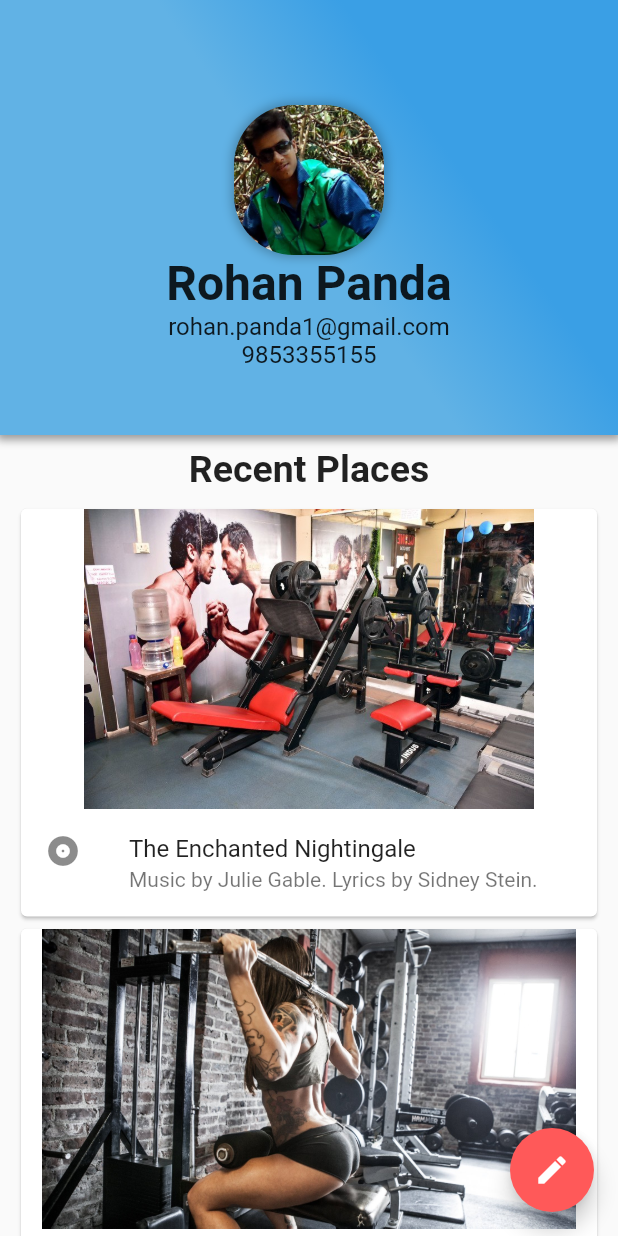
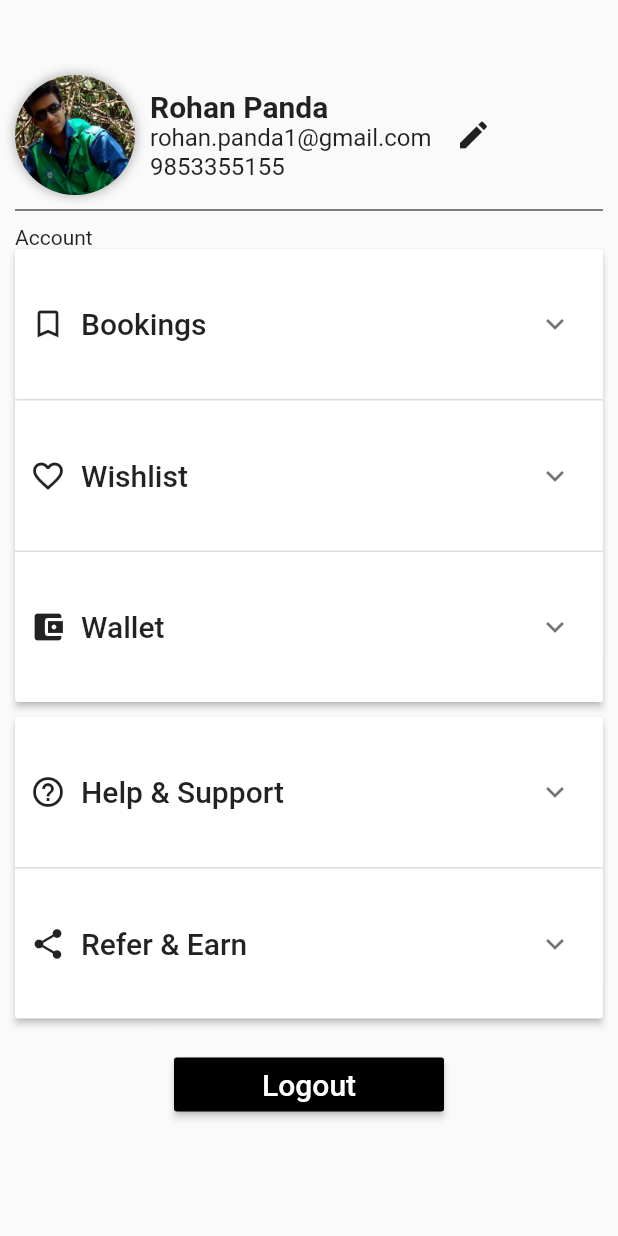
Before and after one commit to xlreon/gymBeam, a Flutter app: the ProfileScreen screen opened by its route, on a phone screen of 412 x 824 dp. Run offline on Flutter 3.47's test engine with Material 2 defaults, Android fonts, the phone set to English and light mode, and no system bars.

Commit message:
profileScreen structure changed

```diff
--- a/lib/screens/profileScreen.dart
+++ b/lib/screens/profileScreen.dart
@@ -6,83 +6,190 @@ class ProfileScreen extends StatefulWidget {
 }
 
 class ProfileScreenState extends State<ProfileScreen> {
+  var account=[false,false,false];
+  var other=[false,false];
 @override
   Widget build(BuildContext context) {
     return new Scaffold(
       body: new Container(
+        padding: new EdgeInsets.symmetric(horizontal:10.0),
         child: new Column(
           children: <Widget>[
-            new ProfileBanner(),
             new Container(
-              margin: new EdgeInsets.symmetric(vertical:8.0),
-              child: new Text("Recent Places",
-                style: new TextStyle(
-                  fontSize: 25.0,
-                  fontWeight: FontWeight.w600,
+              margin: new EdgeInsets.only(top:50.0),
+              child: new Row(
+                children: <Widget>[
+                  new Container(
+                    width: 80.0, height: 80.0,
+                    decoration: new BoxDecoration(
+                      image: new DecorationImage(
+                          image: new AssetImage("assets/images/rohan.jpg"),
+                          fit: BoxFit.cover),
+                      borderRadius: new BorderRadius.all(new Radius.circular(40.0)),
+                      boxShadow: <BoxShadow>[
+                        new BoxShadow(
+                            color: Colors.black26, blurRadius: 5.0, spreadRadius: 1.0),
+                      ],
                     ),
                   ),
+                  new Container(
+                    // alignment: Alignment.centerLeft,
+                    padding: new EdgeInsets.only(left: 10.0),
+                    child: new Column(
+                      crossAxisAlignment: CrossAxisAlignment.start,
+                      children: <Widget>[
+                        new Text("Rohan Panda",style: new TextStyle(fontSize: 20.0,fontWeight: FontWeight.w700),textAlign: TextAlign.left,),
+                        new Text("rohan.panda1@gmail.com",style: new TextStyle(fontSize: 16.0,fontWeight: FontWeight.w400),textAlign: TextAlign.left,),
+                        new Container(
+                          alignment: Alignment.centerLeft,
+                          child: new Text("9853355155",style: new TextStyle(fontSize: 16.0,fontWeight: FontWeight.w400)),
+                        )
+
+                      ],
                     ),
-            new Flexible(
-              child: new ListView(
-                // crossAxisAlignment: CrossAxisAlignment.start,
-                children: <Widget>[
+                  ),
                   new Container(
-                    margin: const EdgeInsets.symmetric(horizontal: 10.0),
-                    child: new Card(
-                      child: new Column(
-                        mainAxisSize: MainAxisSize.min,
-                        children: <Widget>[
+                    width: 40.0,
+                    child: new FlatButton(
+                      child: new Icon(Icons.edit),
+                      onPressed: () => Navigator.of(context).pushNamed('/profile/edit'),
+                    ),
+                  )
+
+                ],
+              ),
+            ),
             new Container(
-                            height: 200.0,
-                            // margin: const EdgeInsets.symmetric(horizontal: 0.0),
-                            child: new Image.asset("assets/images/1.jpg"
-                              ,fit: BoxFit.contain,),
+              // padding: new EdgeInsets.symmetric(horizontal:10.0),
+              child: new Divider(color: Colors.black,height: 20.0,),
             ),
-                          const ListTile(
-                            leading: const Icon(Icons.album),
-                            title: const Text('The Enchanted Nightingale'),
-                            subtitle: const Text('Music by Julie Gable. Lyrics by Sidney Stein.'),
+            new Container(
+              alignment: Alignment.centerLeft,
+              child: new Text("Account"),
             ),
+            new Container(
+              child: new ExpansionPanelList(
+                expansionCallback: (int index, bool isExpanded) {
+                  setState(() {
+                    account[index] = !isExpanded;
+                  });
+                },
+                children: [
+                  new ExpansionPanel(
+                    body: new Center(child: new Text("Wishlist"),),
+                    isExpanded: account[0],
+                    headerBuilder: (BuildContext context,bool isExpanded) => _buildExpansion("Bookings", Icons.bookmark_border,isExpanded),
+                  ),
+                  new ExpansionPanel(
+                    body: new Center(child: new Text("Wishlist"),),
+                    isExpanded: account[1],
+                    headerBuilder: (BuildContext context,bool isExpanded) => _buildExpansion("Wishlist", Icons.favorite_border,isExpanded),
+                  ),
+                  new ExpansionPanel(
+                    body: new Center(child: new Text("Wishlist"),),
+                    isExpanded: account[2],
+                    headerBuilder: (BuildContext context,bool isExpanded) => _buildExpansion("Wallet", Icons.account_balance_wallet,isExpanded),
+                  )
                 ],
-                      )
               ),
             ),
 
             new Container(
-                    margin: const EdgeInsets.symmetric(horizontal: 10.0),
-                    child: new Card(
-                      child: new Column(
-                        mainAxisSize: MainAxisSize.min,
-                        children: <Widget>[
-                          new Container(
-                            height: 200.0,
-                            // margin: const EdgeInsets.symmetric(horizontal: 0.0),
-                            child: new Image.asset("assets/images/2.jpg"
-                              ,fit: BoxFit.fitWidth,
+              padding: new EdgeInsets.symmetric(vertical: 10.0),
+              child: new ExpansionPanelList(
+                expansionCallback: (int index, bool isExpanded) {
+                  setState(() {
+                    other[index] = !isExpanded;
+                  });
+                },
+                children: [
+                  new ExpansionPanel(
+                    body: new Center(child: new Text("Wishlist"),),
+                    isExpanded: other[0],
+                    headerBuilder: (BuildContext context,bool isExpanded) => _buildExpansion("Help & Support", Icons.help_outline,isExpanded),
                   ),
-                          ),
-                          const ListTile(
-                            leading: const Icon(Icons.album),
-                            title: const Text('The Enchanted Nightingale'),
-                            subtitle: const Text('Music by Julie Gable. Lyrics by Sidney Stein.'),
-                          ),
-                        ],
-                      )
-                    ),
+                  new ExpansionPanel(
+                    body: new Center(child: new Text("Wishlist"),),
+                    isExpanded: other[1],
+                    headerBuilder: (BuildContext context,bool isExpanded) => _buildExpansion("Refer & Earn", Icons.share,isExpanded),
                   ),
                 ],
               ),
+            ),
+            new Center(
+              child: new Container(
+                padding: new EdgeInsets.all(10.0),
+                width: 200.0,
+                child: new RaisedButton(
+                  child: new Text("Logout",style: new TextStyle(fontSize: 20.0,color: Colors.white),),
+                  color: Colors.black,
+                  onPressed: () => print("logout"),
+                )
+              )
             )
           ],
         )
       ),
-      floatingActionButton: new FloatingActionButton(
-        child: new IconButton(
-          icon: new Icon(Icons.edit),
-          tooltip: 'Edit Profile',
-          onPressed: () => Navigator.of(context).pushNamed('/profile/edit'),
+    );
+  }
+
+  Widget _buildExpansion(text,icon,isExpanded)
+  {
+    return new Container(
+      height: 100.0,
+      child: new Row(
+        children: <Widget>[
+          new Container(
+            padding: new EdgeInsets.symmetric(horizontal: 10.0),
+            child:new Icon(icon,
+              // color: Colors.red,
             ),
           ),
+          new Expanded(
+            child: new Text(text, style: new TextStyle(fontSize: 20.0,fontWeight: FontWeight.w500),),
+          ),
+          // new Icon(Icons.arrow_forward_ios)
+        ],
+      )
     );
   }
 }
+
+class ProfileCards extends StatelessWidget
+{
+  ProfileCards({this.text,this.icon});
+  final String text;
+  final IconData icon;
+  @override
+  Widget build(BuildContext context) {
+    double screenWidth = MediaQuery.of(context).size.width;
+    return new Container(
+      width: screenWidth-10,
+      height: 80.0,
+      child: new Column(
+        children: <Widget>[
+          new Expanded(
+            // elevation: 8.0,
+            // margin: new EdgeInsets.all(0.0),
+            child: new Row(
+              children: <Widget>[
+                new Container(
+                  padding: new EdgeInsets.symmetric(horizontal: 10.0),
+                  child:new Icon(icon,
+                    // color: Colors.red,
+                  ),
+                ),
+                new Expanded(
+                  child: new Text(text, style: new TextStyle(fontSize: 20.0,fontWeight: FontWeight.w500),),
+                ),
+                new Icon(Icons.arrow_forward_ios)
+              ],
+            ),
+          ),
+          new Divider(color: Colors.black,height: 20.0)
+        ],
+      )
+
+    );
+  }
+}
```
Lines whose indentation alone changed are shown as unchanged.
